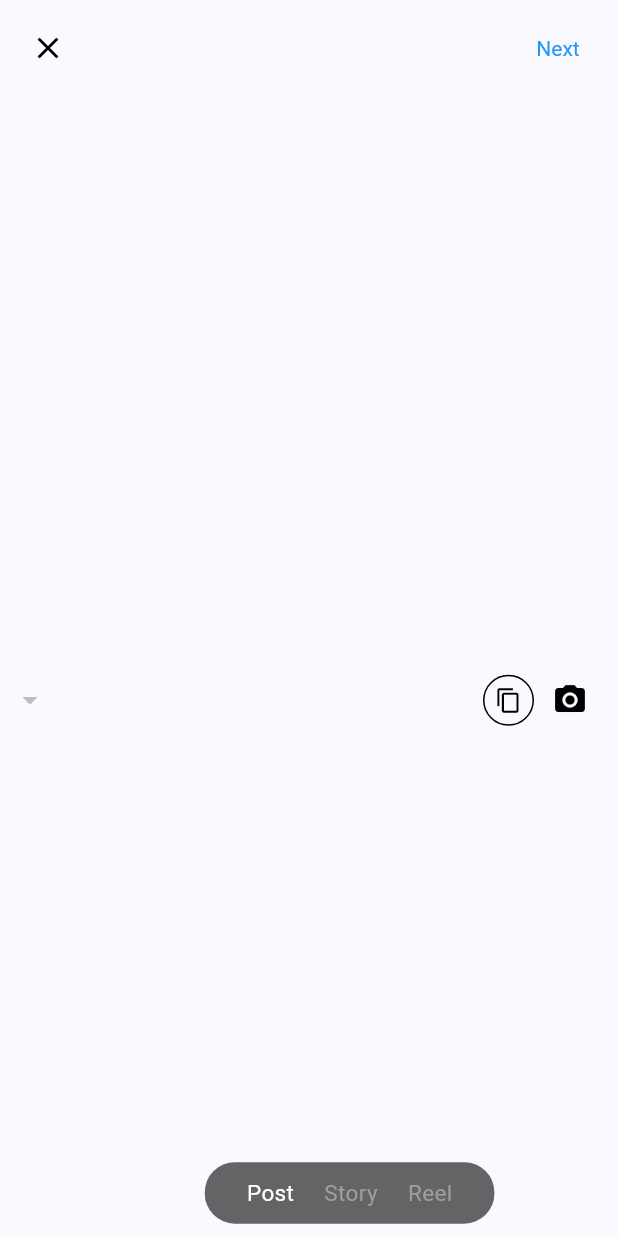
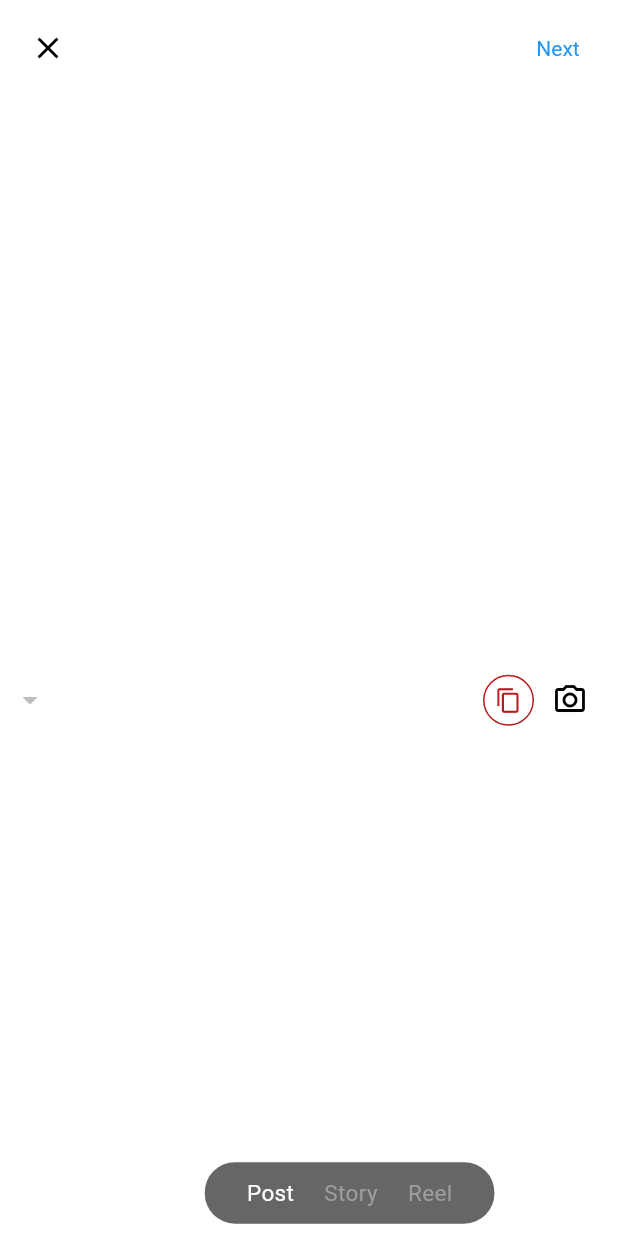
Before and after one commit to Rinnohara9803/instaclone, a Flutter app: the AddPostOrReelsOrStoryPage screen opened directly with empty values, after a tap on "Reel", after a tap on "Post", after a tap on the "ondemand video" icon, on a phone screen of 412 x 824 dp. Run offline on Flutter 3.47's test engine with Material 3 defaults, Android fonts, the light colour scheme and no system bars; our stand-ins replace audioplayers, cached_network_image, camera, cloud_firestore, dio, email_validator and 24 more; missing offline and left inert: colorfilter_generator, firebase_app_check, flutter_storage_path, matrix_gesture_detector_pro, record_mp3, video_compress; accounts and stored records are empty; statements that could not run were skipped.

Commit message:
Refactor codes for light / dark theme

```diff
--- a/lib/presentation/pages/AddMedia/add_media_page.dart
+++ b/lib/presentation/pages/AddMedia/add_media_page.dart
@@ -128,6 +128,8 @@ class _AddPostOrReelsOrStoryPageState extends State<AddPostOrReelsOrStoryPage> {
                     ),
                     GestureDetector(
                       onTap: () {
+                        Provider.of<FetchMediasProvider>(context, listen: false)
+                            .disposeController();
                         jumpPage(2);
                       },
                       child: Text(
--- a/lib/presentation/pages/EditProfile/edit_bio_page.dart
+++ b/lib/presentation/pages/EditProfile/edit_bio_page.dart
@@ -67,6 +67,7 @@ class EditBioPage extends StatelessWidget {
                 style: Theme.of(context).textTheme.bodyMedium,
               ),
               TextField(
+                style: Theme.of(context).textTheme.bodyMedium,
                 autofocus: true,
                 decoration: InputDecoration(
                   enabledBorder: const UnderlineInputBorder(
--- a/lib/presentation/pages/EditProfile/edit_username_page.dart
+++ b/lib/presentation/pages/EditProfile/edit_username_page.dart
@@ -68,6 +68,7 @@ class EditUsernamePage extends StatelessWidget {
                 style: Theme.of(context).textTheme.bodyMedium,
               ),
               TextField(
+                style: Theme.of(context).textTheme.bodyMedium,
                 autofocus: true,
                 decoration: InputDecoration(
                   enabledBorder: const UnderlineInputBorder(
--- a/lib/presentation/pages/Settings/dark_mode_page.dart
+++ b/lib/presentation/pages/Settings/dark_mode_page.dart
@@ -51,6 +51,7 @@ class _DarkModePageState extends State<DarkModePage> {
                     Transform.scale(
                       scale: 1.2,
                       child: Checkbox(
+                        checkColor: Theme.of(context).primaryColor,
                         value: !themeData.isLightTheme,
                         onChanged: (bool? value) {
                           toggleDarkMode();
@@ -71,6 +72,7 @@ class _DarkModePageState extends State<DarkModePage> {
                     Transform.scale(
                       scale: 1.2,
                       child: Checkbox(
+                        checkColor: Theme.of(context).primaryColor,
                         value: themeData.isLightTheme,
                         onChanged: (bool? value) {
                           toggleDarkMode();
--- a/lib/presentation/pages/ShareProfile/share_profile.dart
+++ b/lib/presentation/pages/ShareProfile/share_profile.dart
@@ -169,7 +169,9 @@ class _ShareProfilePageState extends State<ShareProfilePage>
                               ),
                               decoration: BoxDecoration(
                                 color: Colors.transparent,
-                                border: Border.all(),
+                                border: Border.all(
+                                  color: Theme.of(context).errorColor,
+                                ),
                                 borderRadius: BorderRadius.circular(
                                   20,
                                 ),
--- a/lib/presentation/pages/UploadPost/select_image_page.dart
+++ b/lib/presentation/pages/UploadPost/select_image_page.dart
@@ -47,6 +47,7 @@ class _SelectImageWidgetState extends State<SelectImageWidget>
   @override
   Widget build(BuildContext context) {
     return Material(
+      color: Theme.of(context).primaryColor,
       child: Column(
         children: <Widget>[
           Padding(
@@ -201,12 +202,15 @@ class _SelectImageWidgetState extends State<SelectImageWidget>
                                 ),
                                 decoration: BoxDecoration(
                                   shape: BoxShape.circle,
-                                  border: Border.all(),
+                                  border: Border.all(
+                                    color: Theme.of(context).errorColor,
+                                  ),
                                   color: Colors.blueAccent,
                                 ),
-                                child: const Icon(
+                                child: Icon(
                                   Icons.copy,
                                   size: 18,
+                                  color: Theme.of(context).errorColor,
                                 ),
                               ),
                             )
@@ -221,11 +225,13 @@ class _SelectImageWidgetState extends State<SelectImageWidget>
                                 ),
                                 decoration: BoxDecoration(
                                   shape: BoxShape.circle,
-                                  border: Border.all(),
+                                  border: Border.all(
+                                    color: Theme.of(context).errorColor,
+                                  ),
                                 ),
-                                child: const Icon(
+                                child: Icon(
                                   Icons.copy,
-                                  color: Colors.black,
+                                  color: Theme.of(context).errorColor,
                                   size: 18,
                                 ),
                               ),
--- a/lib/presentation/pages/UploadPost/select_video_page.dart
+++ b/lib/presentation/pages/UploadPost/select_video_page.dart
@@ -29,6 +29,7 @@ class _SelectVideoWidgetState extends State<SelectVideoWidget> {
   @override
   Widget build(BuildContext context) {
     return Material(
+      color: Theme.of(context).primaryColor,
       child: Column(
         children: <Widget>[
           Padding(
@@ -40,7 +41,6 @@ class _SelectVideoWidgetState extends State<SelectVideoWidget> {
                 IconButton(
                   icon: const Icon(
                     Icons.clear,
-                    color: Colors.black,
                   ),
                   onPressed: () {
                     widget.navigateBack();
@@ -163,6 +163,7 @@ class _SelectVideoWidgetState extends State<SelectVideoWidget> {
                       onChanged: (VideoFileModel? d) {
                         fmp.changeVideoFileFolder(d!);
                         fmp.setSelectedVideo(d.files[0]);
+                        fmp.initializeController();
                       },
                       value: fmp.selectedVideoFileModel,
                       dropdownColor:
@@ -184,12 +185,15 @@ class _SelectVideoWidgetState extends State<SelectVideoWidget> {
                                 ),
                                 decoration: BoxDecoration(
                                   shape: BoxShape.circle,
-                                  border: Border.all(),
+                                  border: Border.all(
+                                    color: Theme.of(context).errorColor,
+                                  ),
                                   color: Colors.blueAccent,
                                 ),
-                                child: const Icon(
+                                child: Icon(
                                   Icons.copy,
                                   size: 18,
+                                  color: Theme.of(context).errorColor,
                                 ),
                               ),
                             )
@@ -204,11 +208,14 @@ class _SelectVideoWidgetState extends State<SelectVideoWidget> {
                                 ),
                                 decoration: BoxDecoration(
                                   shape: BoxShape.circle,
-                                  border: Border.all(),
+                                  border: Border.all(
+                                    color: Theme.of(context).errorColor,
+                                  ),
                                 ),
-                                child: const Icon(
+                                child: Icon(
                                   Icons.copy,
                                   size: 18,
+                                  color: Theme.of(context).errorColor,
                                 ),
                               ),
                             ),
@@ -221,7 +228,7 @@ class _SelectVideoWidgetState extends State<SelectVideoWidget> {
                           ).disposeController();
                         },
                         icon: const Icon(
-                          Icons.camera_alt,
+                          Icons.camera_alt_outlined,
                         ),
                       )
                     ],
--- a/lib/providers/fetch_medias_provider.dart
+++ b/lib/providers/fetch_medias_provider.dart
@@ -129,7 +129,7 @@ class FetchMediasProvider with ChangeNotifier {
     notifyListeners();
     _selectedVideo = vfm.files[0];
     notifyListeners();
-    initializeController();
+    // initializeController();
   }
 
   void setCurrentVideo() {
```
Also changed, not shown: lib/presentation/pages/Home/home_page.dart (+8 -2 lines), lib/presentation/pages/ShareProfile/widgets/share_profile_icon_widget.dart (+4 -3 lines).
